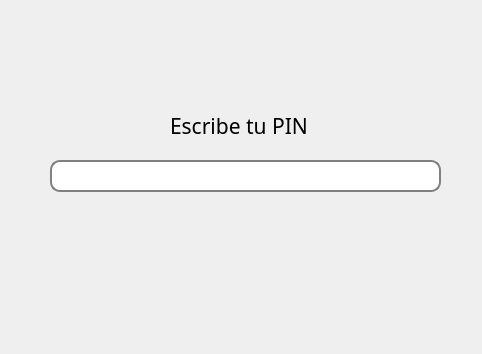
The window that Client/mainwindow.ui (ChristopherCousin/WTCR) describes before a commit, drawn with Qt 5.
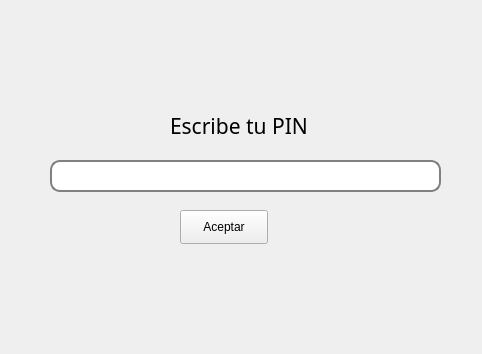
The same window after the commit. Custom widgets are drawn as their Qt base class.

Diff of the .ui file:
```diff
--- a/Client/mainwindow.ui
+++ b/Client/mainwindow.ui
@@ -52,6 +52,19 @@
      <string>Escribe tu PIN</string>
     </property>
    </widget>
+   <widget class="QPushButton" name="pushButton">
+    <property name="geometry">
+     <rect>
+      <x>180</x>
+      <y>210</y>
+      <width>88</width>
+      <height>34</height>
+     </rect>
+    </property>
+    <property name="text">
+     <string>Aceptar</string>
+    </property>
+   </widget>
   </widget>
  </widget>
  <layoutdefault spacing="6" margin="11"/>
```
